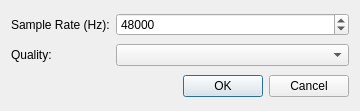
The window that qmmp/src/plugins/Effect/soxr/settingsdialog.ui (Greedysky/TTKMusicPlayer) describes before a commit, drawn with Qt 5.
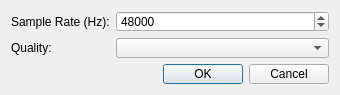
The same window after the commit.

Patch:
```diff
--- a/qmmp/src/plugins/Effect/soxr/settingsdialog.ui
+++ b/qmmp/src/plugins/Effect/soxr/settingsdialog.ui
@@ -6,10 +6,22 @@
    <rect>
     <x>0</x>
     <y>0</y>
-    <width>360</width>
-    <height>111</height>
+    <width>340</width>
+    <height>95</height>
    </rect>
   </property>
+  <property name="minimumSize">
+   <size>
+    <width>340</width>
+    <height>95</height>
+   </size>
+  </property>
+  <property name="maximumSize">
+   <size>
+    <width>340</width>
+    <height>95</height>
+   </size>
+  </property>
   <property name="windowTitle">
    <string>SoX Resampler Plugin Settings</string>
   </property>
```
